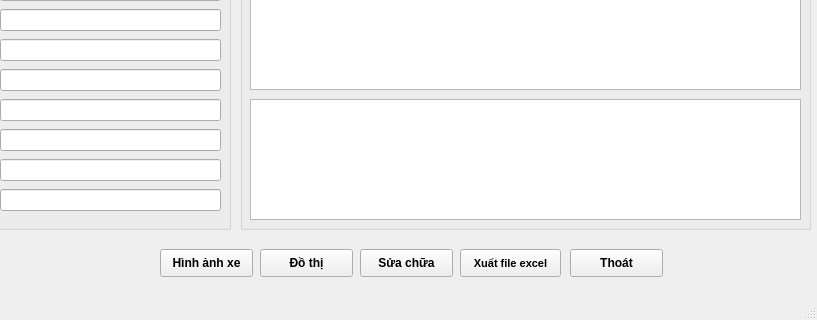
Old version of the form GUI/GUIdisplay.ui in the repository Vuchauduytung/LuanVan; both pictures show x 170 to 987 and y 350 to 670 of the 987 by 670 pixel window.
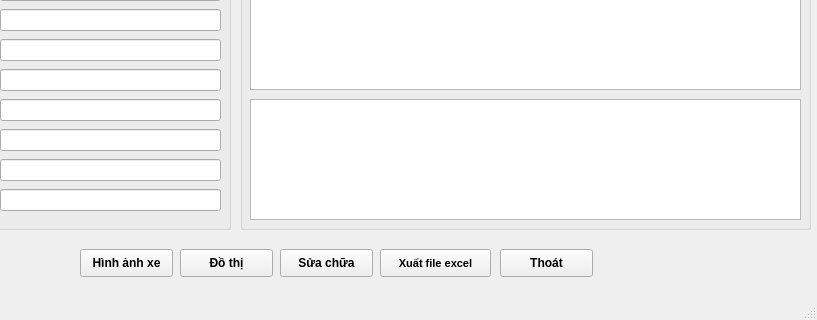
New version of the form.

Patch:
```diff
--- a/GUI/GUIdisplay.ui
+++ b/GUI/GUIdisplay.ui
@@ -693,7 +693,7 @@
    <widget class="QPushButton" name="BT_graph">
     <property name="geometry">
      <rect>
-      <x>430</x>
+      <x>350</x>
       <y>580</y>
       <width>93</width>
       <height>28</height>
@@ -712,7 +712,7 @@
    <widget class="QPushButton" name="BT_fix">
     <property name="geometry">
      <rect>
-      <x>530</x>
+      <x>450</x>
       <y>580</y>
       <width>93</width>
       <height>28</height>
@@ -731,7 +731,7 @@
    <widget class="QPushButton" name="BT_graph_fix">
     <property name="geometry">
      <rect>
-      <x>330</x>
+      <x>250</x>
       <y>580</y>
       <width>93</width>
       <height>28</height>
@@ -750,7 +750,7 @@
    <widget class="QPushButton" name="BT_cancel">
     <property name="geometry">
      <rect>
-      <x>740</x>
+      <x>670</x>
       <y>580</y>
       <width>93</width>
       <height>28</height>
@@ -769,9 +769,9 @@
    <widget class="QPushButton" name="BT_eport_excel">
     <property name="geometry">
      <rect>
-      <x>630</x>
+      <x>550</x>
       <y>580</y>
-      <width>101</width>
+      <width>111</width>
       <height>28</height>
      </rect>
     </property>
```
